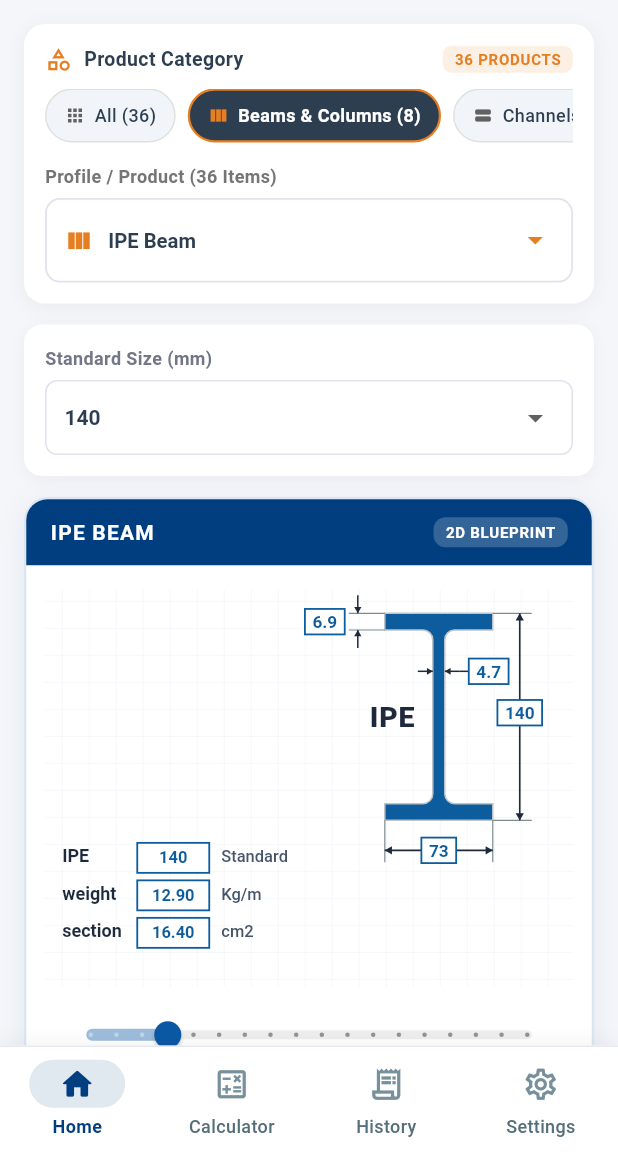
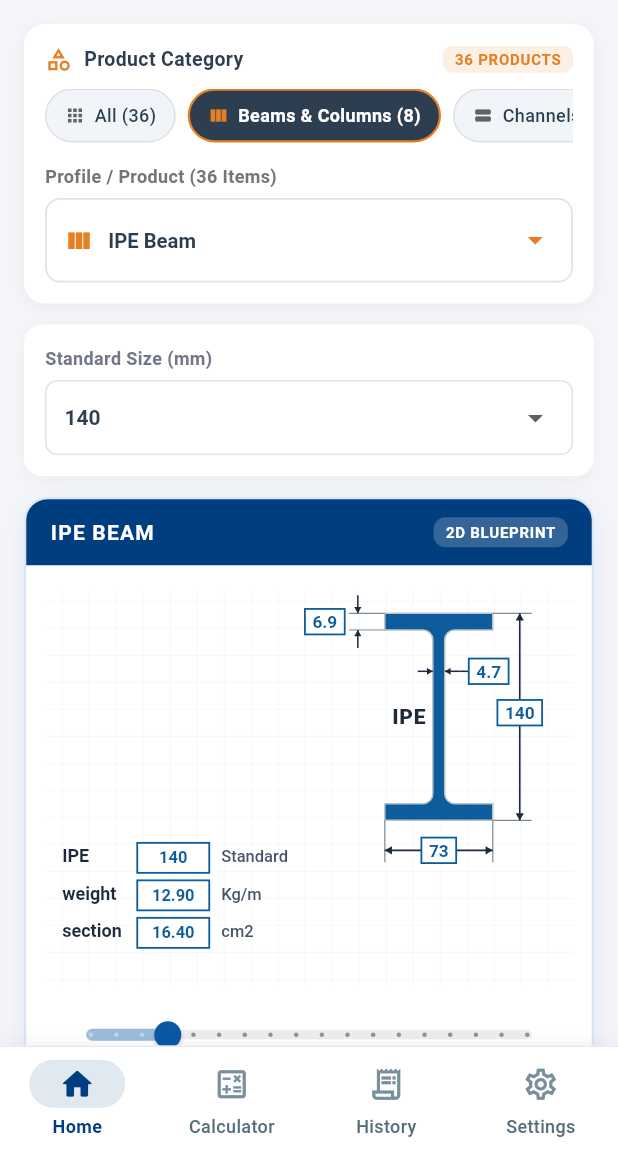
Before and after one commit to thasni-582/metal-weight-app, a Flutter app: the screen it shows after launch, after a tap on "Beams & Columns (8)", on a phone screen of 412 x 824 dp, the part 84-1236 px from its top. Run offline on Flutter 3.47's test engine with Material 3 defaults, Android fonts, the phone set to English and light mode, and no system bars; our stand-ins replace hive_flutter, pdf, printing, share_plus, shared_preferences; accounts and stored records are empty.

Commit message:
Fix W-Beam pocket label overlap on 2D diagram web and auto-fit pocket width

```diff
--- a/lib/screens/home/widgets/section_diagram_2d.dart
+++ b/lib/screens/home/widgets/section_diagram_2d.dart
@@ -1195,25 +1195,48 @@ class Section2DPainter extends CustomPainter {
         ..strokeWidth = 1.0,
     );
 
-    // 5. Large profile designation text (e.g. "HEA", "HEB", "UC", "UB") situated in the left pocket
-    final String profileLabel = data.variantTag.isNotEmpty ? data.variantTag : 'IPE';
-    final TextPainter lp = TextPainter(
+    // 5. Large profile designation text (e.g. "HEA", "HEB", "UC", "UB", "W") situated in the left pocket
+    String profileLabel = data.variantTag.isNotEmpty ? data.variantTag : 'IPE';
+    if (profileLabel.toUpperCase().contains('W-BEAM') || profileLabel.toUpperCase() == 'W') {
+      profileLabel = 'W';
+    }
+
+    final double pocketLeft = centerX - b / 2 + 4.0;
+    final double pocketRight = centerX - tw / 2 - 4.0;
+    final double pocketWidth = (pocketRight - pocketLeft).clamp(10.0, 100.0);
+
+    double fSize = 18.0;
+    TextPainter lp = TextPainter(
       text: TextSpan(
         text: profileLabel,
-        style: const TextStyle(
-          fontSize: 19.0,
+        style: TextStyle(
+          fontSize: fSize,
           fontWeight: FontWeight.w900,
-          color: Color(0xFF1E293B),
+          color: const Color(0xFF1E293B),
           letterSpacing: 0.5,
         ),
       ),
       textDirection: TextDirection.ltr,
     )..layout();
-    final double pocketLeft = centerX - b / 2;
-    final double pocketRight = centerX - tw / 2;
-    final double labelX = isHBeam
-        ? (pocketLeft + pocketRight - lp.width) / 2
-        : (pocketRight - lp.width - 12.0);
+
+    // Dynamically scale down font if text is too wide for the pocket
+    while (lp.width > pocketWidth && fSize > 8.0) {
+      fSize -= 1.0;
+      lp = TextPainter(
+        text: TextSpan(
+          text: profileLabel,
+          style: TextStyle(
+            fontSize: fSize,
+            fontWeight: FontWeight.w900,
+            color: const Color(0xFF1E293B),
+            letterSpacing: 0.5,
+          ),
+        ),
+        textDirection: TextDirection.ltr,
+      )..layout();
+    }
+
+    final double labelX = pocketLeft + (pocketWidth - lp.width) / 2;
     final double labelY = topY + (h - lp.height) / 2;
     lp.paint(canvas, Offset(labelX, labelY));
 
--- a/lib/services/pdf_export_service.dart
+++ b/lib/services/pdf_export_service.dart
@@ -932,13 +932,14 @@ class PdfExportService {
             titleUpper.contains('WIDE FLANGE');
 
         // Profile label inside left pocket (matching App 2D blueprint)
-        final double pocketX = isHBeam ? 104.0 : 108.0;
+        final String pocketBadgeText = (beamVariant == 'W-BEAM' || beamVariant == 'W-Beam') ? 'W' : beamVariant;
+        final double pocketX = isHBeam ? (pocketBadgeText == 'W' ? 112.0 : 104.0) : 108.0;
         badges.add(
           pw.Positioned(
             left: pocketX,
             top: 72.0,
             child: pw.Text(
-              beamVariant,
+              pocketBadgeText,
               style: pw.TextStyle(
                 fontSize: 13.0,
                 fontWeight: pw.FontWeight.bold,
```
